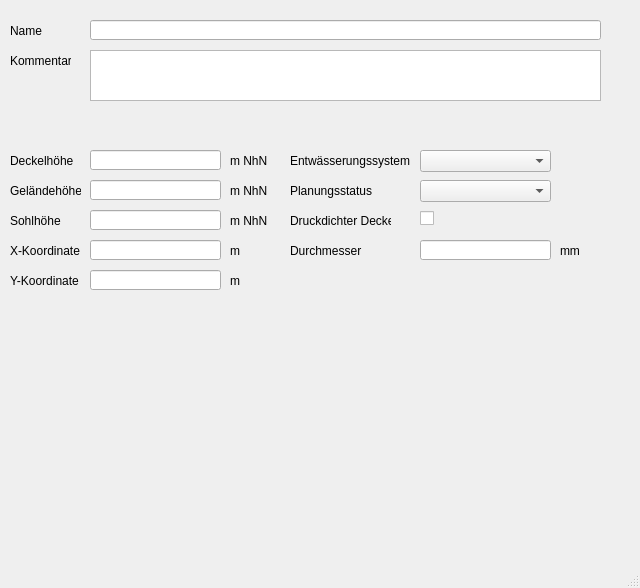
hoettges/QKan, file templates/schaechte.ui: the form before one commit.
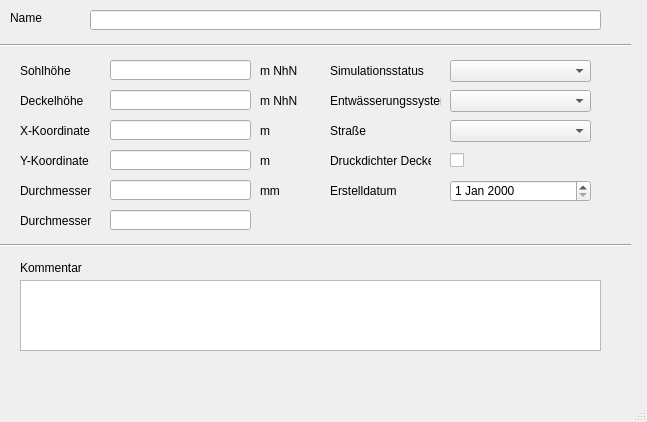
The form after the commit.

Patch:
```diff
--- a/templates/schaechte.ui
+++ b/templates/schaechte.ui
@@ -2,63 +2,92 @@
 <ui version="4.0">
  <class>MainWindow</class>
  <widget class="QMainWindow" name="MainWindow">
+  <property name="enabled">
+   <bool>true</bool>
+  </property>
   <property name="geometry">
    <rect>
     <x>0</x>
     <y>0</y>
-    <width>640</width>
-    <height>588</height>
+    <width>647</width>
+    <height>422</height>
    </rect>
   </property>
   <property name="windowTitle">
    <string>MainWindow</string>
   </property>
   <widget class="QWidget" name="centralwidget">
+   <widget class="QLabel" name="label_20">
+    <property name="geometry">
+     <rect>
+      <x>330</x>
+      <y>60</y>
+      <width>111</width>
+      <height>21</height>
+     </rect>
+    </property>
+    <property name="text">
+     <string>Simulationsstatus</string>
+    </property>
+   </widget>
    <widget class="QLabel" name="label">
     <property name="geometry">
      <rect>
       <x>10</x>
-      <y>20</y>
+      <y>10</y>
       <width>46</width>
-      <height>21</height>
+      <height>16</height>
      </rect>
     </property>
     <property name="text">
      <string>Name</string>
     </property>
    </widget>
-   <widget class="QLabel" name="label_2">
+   <widget class="Line" name="line">
     <property name="geometry">
      <rect>
-      <x>10</x>
-      <y>50</y>
-      <width>61</width>
-      <height>21</height>
+      <x>0</x>
+      <y>30</y>
+      <width>631</width>
+      <height>31</height>
+     </rect>
+    </property>
+    <property name="orientation">
+     <enum>Qt::Horizontal</enum>
+    </property>
+   </widget>
+   <widget class="QLabel" name="label_14">
+    <property name="geometry">
+     <rect>
+      <x>20</x>
+      <y>260</y>
+      <width>81</width>
+      <height>16</height>
      </rect>
     </property>
     <property name="text">
      <string>Kommentar</string>
     </property>
    </widget>
-   <widget class="QLabel" name="label_8">
+   <widget class="QLabel" name="label_11">
     <property name="geometry">
      <rect>
-      <x>230</x>
-      <y>150</y>
-      <width>46</width>
+      <x>260</x>
+      <y>120</y>
+      <width>41</width>
       <height>21</height>
      </rect>
     </property>
     <property name="text">
-     <string>m NhN</string>
+     <string>m</string>
     </property>
    </widget>
-   <widget class="QLabel" name="label_3">
+   <widget class="QLabel" name="label_5">
     <property name="geometry">
      <rect>
-      <x>10</x>
-      <y>150</y>
-      <width>71</width>
+      <x>20</x>
+      <y>90</y>
+      <width>81</width>
       <height>21</height>
      </rect>
     </property>
@@ -66,12 +95,51 @@
      <string>Deckelhöhe</string>
     </property>
    </widget>
+   <widget class="QLabel" name="label_8">
+    <property name="geometry">
+     <rect>
+      <x>260</x>
+      <y>60</y>
+      <width>41</width>
+      <height>21</height>
+     </rect>
+    </property>
+    <property name="text">
+     <string>m NhN</string>
+    </property>
+   </widget>
+   <widget class="QLabel" name="label_70">
+    <property name="geometry">
+     <rect>
+      <x>330</x>
+      <y>180</y>
+      <width>71</width>
+      <height>21</height>
+     </rect>
+    </property>
+    <property name="text">
+     <string>Erstelldatum</string>
+    </property>
+   </widget>
+   <widget class="QLabel" name="label_9">
+    <property name="geometry">
+     <rect>
+      <x>20</x>
+      <y>150</y>
+      <width>81</width>
+      <height>21</height>
+     </rect>
+    </property>
+    <property name="text">
+     <string>Y-Koordinate</string>
+    </property>
+   </widget>
    <widget class="QLabel" name="label_12">
     <property name="geometry">
      <rect>
-      <x>230</x>
-      <y>270</y>
-      <width>46</width>
+      <x>260</x>
+      <y>150</y>
+      <width>41</width>
       <height>21</height>
      </rect>
     </property>
@@ -79,12 +147,25 @@
      <string>m</string>
     </property>
    </widget>
+   <widget class="Line" name="line_2">
+    <property name="geometry">
+     <rect>
+      <x>0</x>
+      <y>230</y>
+      <width>631</width>
+      <height>31</height>
+     </rect>
+    </property>
+    <property name="orientation">
+     <enum>Qt::Horizontal</enum>
+    </property>
+   </widget>
    <widget class="QLabel" name="label_6">
     <property name="geometry">
      <rect>
-      <x>10</x>
-      <y>240</y>
-      <width>71</width>
+      <x>20</x>
+      <y>120</y>
+      <width>81</width>
       <height>21</height>
      </rect>
     </property>
@@ -92,64 +173,12 @@
      <string>X-Koordinate</string>
     </property>
    </widget>
-   <widget class="QLabel" name="label_9">
-    <property name="geometry">
-     <rect>
-      <x>230</x>
-      <y>180</y>
-      <width>46</width>
-      <height>21</height>
-     </rect>
-    </property>
-    <property name="text">
-     <string>m NhN</string>
-    </property>
-   </widget>
-   <widget class="QLabel" name="label_11">
-    <property name="geometry">
-     <rect>
-      <x>230</x>
-      <y>240</y>
-      <width>46</width>
-      <height>21</height>
-     </rect>
-    </property>
-    <property name="text">
-     <string>m</string>
-    </property>
-   </widget>
-   <widget class="QLabel" name="label_7">
-    <property name="geometry">
-     <rect>
-      <x>10</x>
-      <y>270</y>
-      <width>71</width>
-      <height>21</height>
-     </rect>
-    </property>
-    <property name="text">
-     <string>Y-Koordinate</string>
-    </property>
-   </widget>
-   <widget class="QLabel" name="label_5">
-    <property name="geometry">
-     <rect>
-      <x>10</x>
-      <y>210</y>
-      <width>71</width>
-      <height>21</height>
-     </rect>
-    </property>
-    <property name="text">
-     <string>Sohlhöhe</string>
-    </property>
-   </widget>
    <widget class="QLabel" name="label_10">
     <property name="geometry">
      <rect>
-      <x>230</x>
-      <y>210</y>
-      <width>46</width>
+      <x>260</x>
+      <y>90</y>
+      <width>41</width>
       <height>21</height>
      </rect>
     </property>
@@ -157,38 +186,51 @@
      <string>m NhN</string>
     </property>
    </widget>
-   <widget class="QLabel" name="label_4">
+   <widget class="QLabel" name="label_3">
     <property name="geometry">
      <rect>
-      <x>10</x>
+      <x>20</x>
+      <y>60</y>
+      <width>81</width>
+      <height>21</height>
+     </rect>
+    </property>
+    <property name="text">
+     <string>Sohlhöhe</string>
+    </property>
+   </widget>
+   <widget class="QLabel" name="label_27">
+    <property name="geometry">
+     <rect>
+      <x>260</x>
       <y>180</y>
-      <width>71</width>
+      <width>41</width>
       <height>21</height>
      </rect>
     </property>
     <property name="text">
-     <string>Geländehöhe</string>
+     <string>mm</string>
     </property>
    </widget>
-   <widget class="QLabel" name="label_20">
+   <widget class="QLabel" name="label_39">
     <property name="geometry">
      <rect>
-      <x>290</x>
+      <x>20</x>
       <y>180</y>
-      <width>121</width>
+      <width>81</width>
       <height>21</height>
      </rect>
     </property>
     <property name="text">
-     <string>Planungsstatus</string>
+     <string>Durchmesser</string>
     </property>
    </widget>
-   <widget class="QLabel" name="label_18">
+   <widget class="QLabel" name="label_40">
     <property name="geometry">
      <rect>
-      <x>290</x>
-      <y>150</y>
-      <width>121</width>
+      <x>330</x>
+      <y>90</y>
+      <width>111</width>
       <height>21</height>
      </rect>
     </property>
@@ -196,11 +238,11 @@
      <string>Entwässerungssystem</string>
     </property>
    </widget>
-   <widget class="QLabel" name="label_22">
+   <widget class="QLabel" name="label_41">
     <property name="geometry">
      <rect>
-      <x>290</x>
-      <y>210</y>
+      <x>330</x>
+      <y>150</y>
       <width>101</width>
       <height>21</height>
      </rect>
@@ -209,85 +251,32 @@
      <string>Druckdichter Deckel</string>
     </property>
    </widget>
-   <widget class="QLabel" name="label_26">
-    <property name="geometry">
-     <rect>
-      <x>560</x>
-      <y>240</y>
-      <width>46</width>
-      <height>21</height>
-     </rect>
-    </property>
-    <property name="text">
-     <string>mm</string>
-    </property>
-   </widget>
-   <widget class="QLabel" name="label_23">
-    <property name="geometry">
-     <rect>
-      <x>290</x>
-      <y>240</y>
-      <width>91</width>
-      <height>21</height>
-     </rect>
-    </property>
-    <property name="text">
-     <string>Durchmesser</string>
-    </property>
-   </widget>
    <widget class="QLineEdit" name="schnam">
     <property name="geometry">
      <rect>
       <x>90</x>
-      <y>20</y>
+      <y>10</y>
       <width>511</width>
       <height>20</height>
      </rect>
     </property>
    </widget>
-   <widget class="QTextEdit" name="textEdit">
-    <property name="geometry">
-     <rect>
-      <x>90</x>
-      <y>50</y>
-      <width>511</width>
-      <height>51</height>
-     </rect>
-    </property>
-    <property name="html">
-     <string>&lt;!DOCTYPE HTML PUBLIC &quot;-//W3C//DTD HTML 4.0//EN&quot; &quot;http://www.w3.org/TR/REC-html40/strict.dtd&quot;&gt;
-&lt;html&gt;&lt;head&gt;&lt;meta name=&quot;qrichtext&quot; content=&quot;1&quot; /&gt;&lt;style type=&quot;text/css&quot;&gt;
-p, li { white-space: pre-wrap; }
-&lt;/style&gt;&lt;/head&gt;&lt;body style=&quot; font-family:'MS Shell Dlg 2'; font-size:8.25pt; font-weight:400; font-style:normal;&quot;&gt;
-&lt;p style=&quot;-qt-paragraph-type:empty; margin-top:0px; margin-bottom:0px; margin-left:0px; margin-right:0px; -qt-block-indent:0; text-indent:0px; font-size:8pt;&quot;&gt;&lt;br /&gt;&lt;/p&gt;&lt;/body&gt;&lt;/html&gt;</string>
-    </property>
-   </widget>
-   <widget class="QLineEdit" name="deckelhoehe">
-    <property name="geometry">
-     <rect>
-      <x>90</x>
-      <y>150</y>
-      <width>131</width>
-      <height>20</height>
-     </rect>
-    </property>
-   </widget>
-   <widget class="QLineEdit" name="lineEdit_3">
-    <property name="geometry">
-     <rect>
-      <x>90</x>
-      <y>180</y>
-      <width>131</width>
-      <height>20</height>
-     </rect>
-    </property>
-   </widget>
    <widget class="QLineEdit" name="sohlhoehe">
     <property name="geometry">
      <rect>
-      <x>90</x>
-      <y>210</y>
-      <width>131</width>
+      <x>110</x>
+      <y>60</y>
+      <width>141</width>
+      <height>20</height>
+     </rect>
+    </property>
+   </widget>
+   <widget class="QLineEdit" name="deckelhoehe">
+    <property name="geometry">
+     <rect>
+      <x>110</x>
+      <y>90</y>
+      <width>141</width>
       <height>20</height>
      </rect>
     </property>
@@ -295,9 +284,9 @@
    <widget class="QLineEdit" name="xsch">
     <property name="geometry">
      <rect>
-      <x>90</x>
-      <y>240</y>
-      <width>131</width>
+      <x>110</x>
+      <y>120</y>
+      <width>141</width>
       <height>20</height>
      </rect>
     </property>
@@ -305,29 +294,39 @@
    <widget class="QLineEdit" name="ysch">
     <property name="geometry">
      <rect>
-      <x>90</x>
-      <y>270</y>
-      <width>131</width>
+      <x>110</x>
+      <y>150</y>
+      <width>141</width>
       <height>20</height>
      </rect>
     </property>
    </widget>
-   <widget class="QComboBox" name="entwart">
+   <widget class="QLineEdit" name="durchm">
     <property name="geometry">
      <rect>
-      <x>420</x>
-      <y>150</y>
-      <width>131</width>
-      <height>22</height>
+      <x>110</x>
+      <y>180</y>
+      <width>141</width>
+      <height>20</height>
      </rect>
     </property>
    </widget>
    <widget class="QComboBox" name="simstatus">
     <property name="geometry">
      <rect>
-      <x>420</x>
-      <y>180</y>
-      <width>131</width>
+      <x>450</x>
+      <y>60</y>
+      <width>141</width>
+      <height>22</height>
+     </rect>
+    </property>
+   </widget>
+   <widget class="QComboBox" name="entwart">
+    <property name="geometry">
+     <rect>
+      <x>450</x>
+      <y>90</y>
+      <width>141</width>
       <height>22</height>
      </rect>
     </property>
@@ -335,22 +334,78 @@
    <widget class="QCheckBox" name="druckdicht">
     <property name="geometry">
      <rect>
-      <x>420</x>
-      <y>210</y>
+      <x>450</x>
+      <y>150</y>
       <width>70</width>
-      <height>17</height>
+      <height>21</height>
      </rect>
     </property>
     <property name="text">
      <string/>
     </property>
    </widget>
-   <widget class="QLineEdit" name="durchm">
+   <widget class="QDateEdit" name="createdat">
     <property name="geometry">
      <rect>
-      <x>420</x>
-      <y>240</y>
-      <width>131</width>
+      <x>450</x>
+      <y>180</y>
+      <width>141</width>
+      <height>22</height>
+     </rect>
+    </property>
+   </widget>
+   <widget class="QTextEdit" name="kommentar">
+    <property name="geometry">
+     <rect>
+      <x>20</x>
+      <y>280</y>
+      <width>581</width>
+      <height>71</height>
+     </rect>
+    </property>
+   </widget>
+   <widget class="QComboBox" name="strasse">
+    <property name="geometry">
+     <rect>
+      <x>450</x>
+      <y>120</y>
+      <width>141</width>
+      <height>22</height>
+     </rect>
+    </property>
+   </widget>
+   <widget class="QLabel" name="label_2">
+    <property name="geometry">
+     <rect>
+      <x>330</x>
+      <y>120</y>
+      <width>46</width>
+      <height>21</height>
+     </rect>
+    </property>
+    <property name="text">
+     <string>Straße</string>
+    </property>
+   </widget>
+   <widget class="QLabel" name="label_42">
+    <property name="geometry">
+     <rect>
+      <x>20</x>
+      <y>210</y>
+      <width>81</width>
+      <height>21</height>
+     </rect>
+    </property>
+    <property name="text">
+     <string>Durchmesser</string>
+    </property>
+   </widget>
+   <widget class="QLineEdit" name="ueberstauflaeche">
+    <property name="geometry">
+     <rect>
+      <x>110</x>
+      <y>210</y>
+      <width>141</width>
       <height>20</height>
      </rect>
     </property>
@@ -361,7 +416,7 @@
     <rect>
      <x>0</x>
      <y>0</y>
-     <width>640</width>
+     <width>647</width>
      <height>21</height>
     </rect>
    </property>
```
